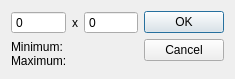
Old version of the form src/display/qt/dialogs/ui/resolution_dialog.ui in the repository mrehkopf/vcs.
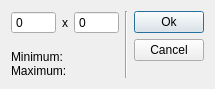
New version of the form.

What changed in the file:
```diff
--- a/src/display/qt/dialogs/ui/resolution_dialog.ui
+++ b/src/display/qt/dialogs/ui/resolution_dialog.ui
@@ -6,19 +6,16 @@
    <rect>
     <x>0</x>
     <y>0</y>
-    <width>235</width>
-    <height>79</height>
+    <width>215</width>
+    <height>89</height>
    </rect>
   </property>
   <property name="windowTitle">
    <string>Force input resolution</string>
   </property>
-  <layout class="QHBoxLayout" name="horizontalLayout_2">
+  <layout class="QHBoxLayout" name="horizontalLayout_2" stretch="2,0,1">
    <item>
     <layout class="QVBoxLayout" name="verticalLayout_2">
-     <property name="bottomMargin">
-      <number>0</number>
-     </property>
      <item>
       <layout class="QHBoxLayout" name="horizontalLayout">
        <item>
@@ -67,6 +64,22 @@
        <property name="spacing">
         <number>0</number>
        </property>
+       <item>
+        <spacer name="verticalSpacer">
+         <property name="orientation">
+          <enum>Qt::Vertical</enum>
+         </property>
+         <property name="sizeType">
+          <enum>QSizePolicy::Expanding</enum>
+         </property>
+         <property name="sizeHint" stdset="0">
+          <size>
+           <width>20</width>
+           <height>40</height>
+          </size>
+         </property>
+        </spacer>
+       </item>
        <item>
         <widget class="QLabel" name="label_minRes">
          <property name="text">
@@ -86,15 +99,67 @@
     </layout>
    </item>
    <item>
-    <widget class="QDialogButtonBox" name="buttonBox">
+    <widget class="Line" name="line">
      <property name="orientation">
       <enum>Qt::Vertical</enum>
      </property>
-     <property name="standardButtons">
-      <set>QDialogButtonBox::Cancel|QDialogButtonBox::Ok</set>
-     </property>
     </widget>
    </item>
+   <item>
+    <layout class="QVBoxLayout" name="verticalLayout_3">
+     <item>
+      <widget class="QPushButton" name="pushButton_ok">
+       <property name="sizePolicy">
+        <sizepolicy hsizetype="Minimum" vsizetype="Minimum">
+         <horstretch>0</horstretch>
+         <verstretch>0</verstretch>
+        </sizepolicy>
+       </property>
+       <property name="minimumSize">
+        <size>
+         <width>70</width>
+         <height>0</height>
+        </size>
+       </property>
+       <property name="text">
+        <string>Ok</string>
+       </property>
+      </widget>
+     </item>
+     <item>
+      <widget class="QPushButton" name="pushButton_cancel">
+       <property name="sizePolicy">
+        <sizepolicy hsizetype="Minimum" vsizetype="Minimum">
+         <horstretch>0</horstretch>
+         <verstretch>0</verstretch>
+        </sizepolicy>
+       </property>
+       <property name="minimumSize">
+        <size>
+         <width>70</width>
+         <height>0</height>
+        </size>
+       </property>
+       <property name="text">
+        <string>Cancel</string>
+       </property>
+      </widget>
+     </item>
+     <item>
+      <spacer name="verticalSpacer_2">
+       <property name="orientation">
+        <enum>Qt::Vertical</enum>
+       </property>
+       <property name="sizeHint" stdset="0">
+        <size>
+         <width>20</width>
+         <height>40</height>
+        </size>
+       </property>
+      </spacer>
+     </item>
+    </layout>
+   </item>
   </layout>
  </widget>
  <resources/>
```
Left out of the diff: 35 changed lines with no effect on the pictures.
